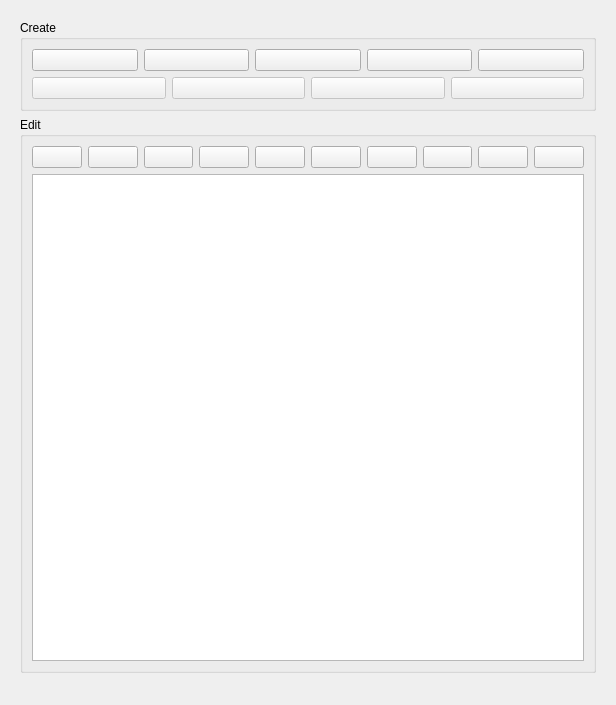
gezidan/Slicer, file QTModules/Annotation/Resources/UI/qSlicerAnnotationModule.ui: the form before one commit.
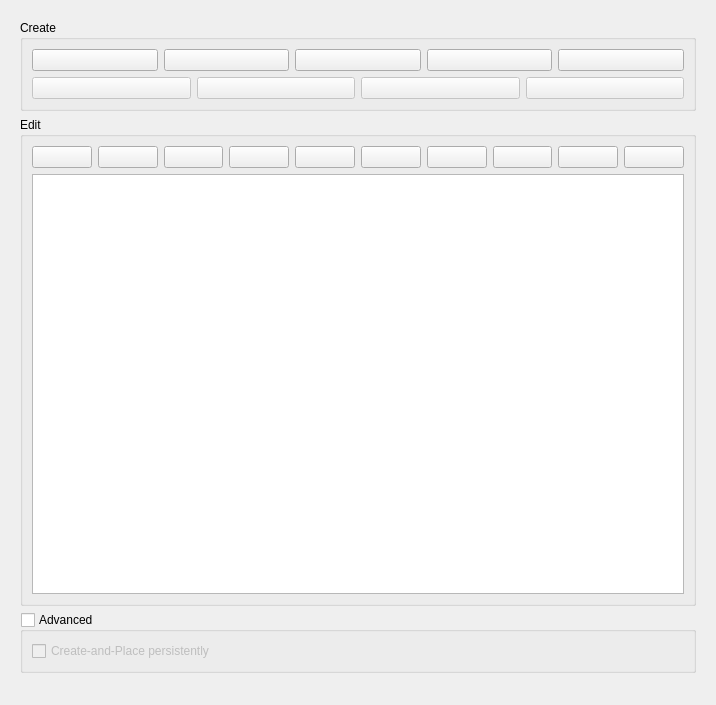
The form after the commit. Icons and pictures are not drawn. Custom widgets are drawn as their Qt base class.

Commit message:
ENH: Annotation:
 - add advanced panel with a "Create-and-Place persistently" checkbox.

What changed in the file:
```diff
--- a/QTModules/Annotation/Resources/UI/qSlicerAnnotationModule.ui
+++ b/QTModules/Annotation/Resources/UI/qSlicerAnnotationModule.ui
@@ -6,14 +6,14 @@
    <rect>
     <x>0</x>
     <y>0</y>
-    <width>616</width>
+    <width>716</width>
     <height>705</height>
    </rect>
   </property>
   <property name="windowTitle">
    <string>Annotation</string>
   </property>
-  <layout class="QGridLayout" name="gridLayout_2">
+  <layout class="QGridLayout" name="gridLayout_3">
    <item row="0" column="0">
     <widget class="ctkCollapsibleButton" name="CTKCollapsibleButton" native="true">
      <property name="text" stdset="0">
@@ -394,6 +394,32 @@
         </layout>
        </widget>
       </item>
+      <item>
+       <widget class="ctkCollapsibleGroupBox" name="advancedCollapsibleGroupBox">
+        <property name="title">
+         <string>Advanced</string>
+        </property>
+        <property name="checkable">
+         <bool>true</bool>
+        </property>
+        <property name="checked">
+         <bool>false</bool>
+        </property>
+        <layout class="QGridLayout" name="gridLayout_2">
+         <item row="0" column="0">
+          <layout class="QGridLayout" name="gridLayout_4">
+           <item row="0" column="0">
+            <widget class="QCheckBox" name="persistentCheckBox">
+             <property name="text">
+              <string>Create-and-Place persistently</string>
+             </property>
+            </widget>
+           </item>
+          </layout>
+         </item>
+        </layout>
+       </widget>
+      </item>
      </layout>
     </widget>
    </item>
```
